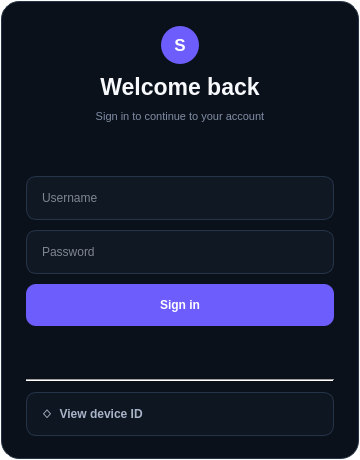
Starhaxor/StarLoader, file license-client/ui/LoginWindow.ui: the form before one commit.
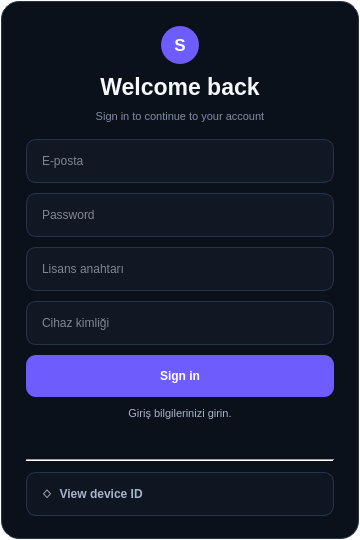
The form after the commit.

Commit message: feat: integrate Qt TPM login flow

```diff
--- a/license-client/ui/LoginWindow.ui
+++ b/license-client/ui/LoginWindow.ui
@@ -2,9 +2,9 @@
 <ui version="4.0">
  <class>LoginWindow</class>
  <widget class="QMainWindow" name="LoginWindow">
-  <property name="geometry"><rect><x>0</x><y>0</y><width>360</width><height>460</height></rect></property>
-  <property name="minimumSize"><size><width>360</width><height>460</height></size></property>
-  <property name="maximumSize"><size><width>360</width><height>460</height></size></property>
+  <property name="geometry"><rect><x>0</x><y>0</y><width>360</width><height>540</height></rect></property>
+  <property name="minimumSize"><size><width>360</width><height>540</height></size></property>
+  <property name="maximumSize"><size><width>360</width><height>540</height></size></property>
   <property name="windowTitle"><string>Secure Access</string></property>
   <property name="windowFlags"><set>Qt::FramelessWindowHint</set></property>
   <property name="styleSheet">
@@ -22,7 +22,9 @@
 QPushButton#loginButton:pressed { background: #594BDB; }
 QFrame#divider { color: #202C3D; }
 QPushButton#hwidButton { color: #A8B4C7; background: #0E1622; border: 1px solid #263449; text-align: left; padding-left: 14px; }
-QPushButton#hwidButton:hover { color: #FFFFFF; background: #141E2D; border-color: #6D5DFC; }</string>
+QPushButton#hwidButton:hover { color: #FFFFFF; background: #141E2D; border-color: #6D5DFC; }
+QLabel#statusLabel { color: #A8B4C7; font-size: 11px; }
+QLabel#requestIdLabel { color: #7F8DA3; font-size: 10px; }</string>
   </property>
   <widget class="QWidget" name="centralwidget">
    <layout class="QVBoxLayout" name="pageLayout">
@@ -38,9 +40,13 @@
        <item><widget class="QLabel" name="titleLabel"><property name="text"><string>Welcome back</string></property><property name="alignment"><set>Qt::AlignCenter</set></property></widget></item>
        <item><widget class="QLabel" name="subtitleLabel"><property name="text"><string>Sign in to continue to your account</string></property><property name="alignment"><set>Qt::AlignCenter</set></property></widget></item>
        <item><spacer name="formTopSpacer"><property name="orientation"><enum>Qt::Vertical</enum></property><property name="sizeHint" stdset="0"><size><width>20</width><height>12</height></size></property></spacer></item>
-       <item><widget class="QLineEdit" name="usernameLineEdit"><property name="placeholderText"><string>Username</string></property><property name="clearButtonEnabled"><bool>true</bool></property></widget></item>
+       <item><widget class="QLineEdit" name="emailLineEdit"><property name="placeholderText"><string>E-posta</string></property><property name="clearButtonEnabled"><bool>true</bool></property></widget></item>
        <item><widget class="QLineEdit" name="passwordLineEdit"><property name="echoMode"><enum>QLineEdit::Password</enum></property><property name="placeholderText"><string>Password</string></property></widget></item>
+       <item><widget class="QLineEdit" name="licenseKeyLineEdit"><property name="placeholderText"><string>Lisans anahtarı</string></property></widget></item>
+       <item><widget class="QLineEdit" name="deviceIdLineEdit"><property name="readOnly"><bool>true</bool></property><property name="placeholderText"><string>Cihaz kimliği</string></property></widget></item>
        <item><widget class="QPushButton" name="loginButton"><property name="cursor"><cursorShape>PointingHandCursor</cursorShape></property><property name="text"><string>Sign in</string></property><property name="default"><bool>true</bool></property></widget></item>
+       <item><widget class="QLabel" name="statusLabel"><property name="text"><string>Giriş bilgilerinizi girin.</string></property><property name="alignment"><set>Qt::AlignCenter</set></property></widget></item>
+       <item><widget class="QLabel" name="requestIdLabel"><property name="text"><string/></property><property name="alignment"><set>Qt::AlignCenter</set></property></widget></item>
        <item><spacer name="footerSpacer"><property name="orientation"><enum>Qt::Vertical</enum></property><property name="sizeHint" stdset="0"><size><width>20</width><height>12</height></size></property></spacer></item>
        <item><widget class="Line" name="divider"><property name="orientation"><enum>Qt::Horizontal</enum></property></widget></item>
        <item><widget class="QPushButton" name="hwidButton"><property name="cursor"><cursorShape>PointingHandCursor</cursorShape></property><property name="text"><string>◇  View device ID</string></property></widget></item>
```
Left out of the diff: 2 changed lines with no effect on the pictures. The commit also changes 13 other files.
